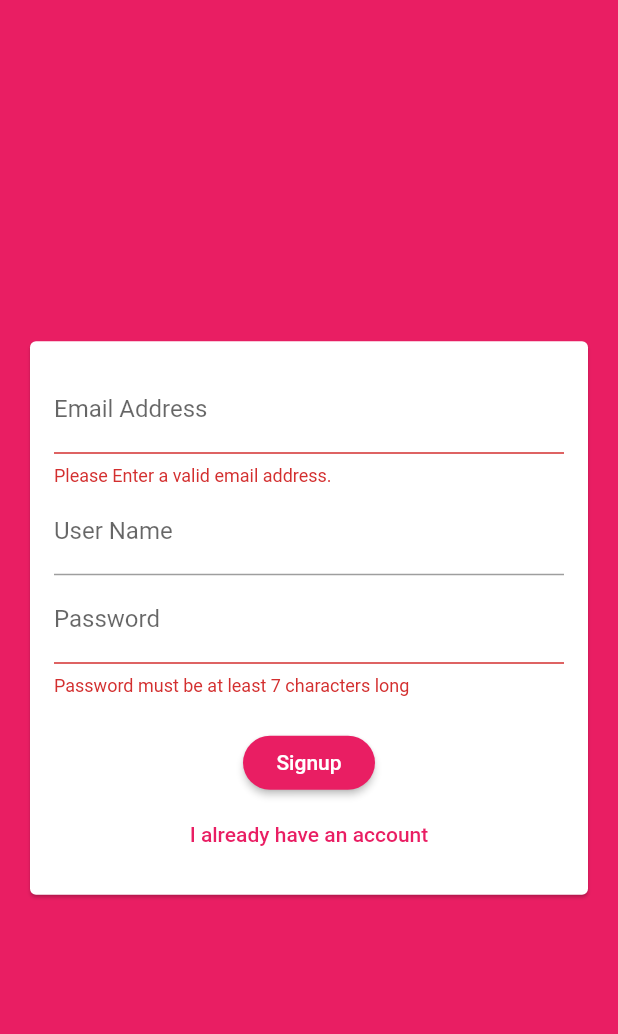
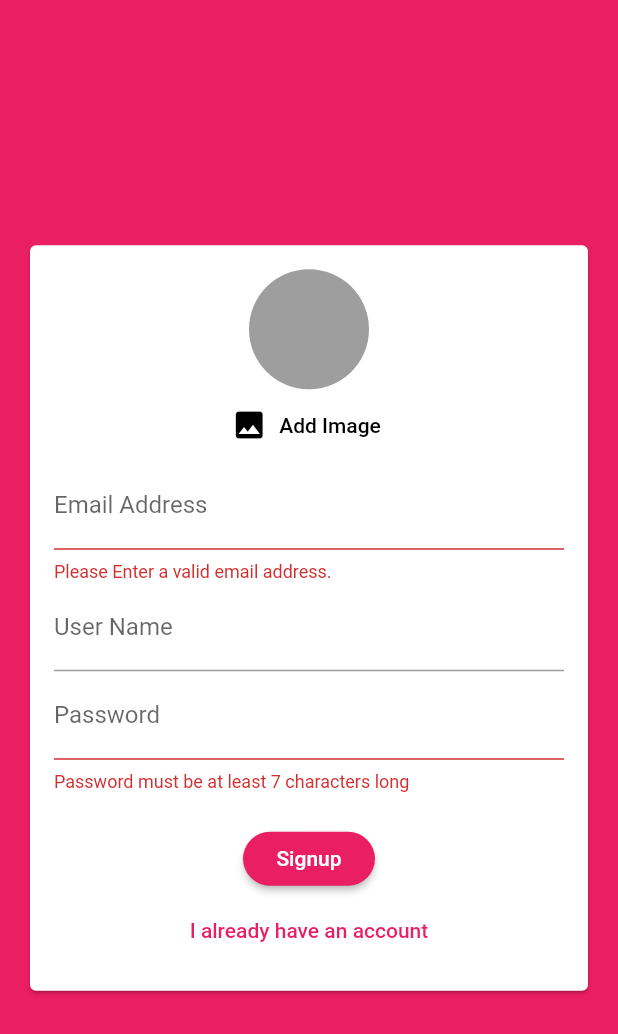
Before and after one commit to gr-rishad/flutter_firebase_chat, a Flutter app: the screen it shows after launch, after a tap on "Login", after a tap on "Create new account", on a phone screen of 412 x 824 dp. Shown: the top 1034 px of the screen. Run offline on Flutter 3.47's test engine with Material 2 defaults, Android fonts, the phone set to English and light mode, and no system bars; our stand-ins replace cloud_firestore, firebase_auth, firebase_core, image_picker; accounts and stored records are empty.

Commit message:
add image picker

```diff
--- a/lib/chat/mssages.dart
+++ b/lib/chat/mssages.dart
@@ -32,7 +32,7 @@ class Messages extends StatelessWidget {
                 itemCount: chatDocs.length,
                 itemBuilder: (ctx, index) => MessageBubble(
                   chatDocs[index]['text'],
-                  chatDocs[index]['userId'],
+                  chatDocs[index]['username'],
                   chatDocs[index]['userId'] == futureSnapshot.data.uid,
                   key: ValueKey(
                     chatSnapshot.data.docs[index],
--- /dev/null
+++ b/lib/pickers/user_image_picker.dart
@@ -0,0 +1,43 @@
+import 'dart:io';
+
+import 'package:flutter/material.dart';
+import 'package:image_picker/image_picker.dart';
+
+class UserImagePicker extends StatefulWidget {
+  @override
+  _UserImagePickerState createState() => _UserImagePickerState();
+}
+
+class _UserImagePickerState extends State<UserImagePicker> {
+  File _pickedImage;
+
+  void _pickImage() async {
+    final pickedImageFile =
+        await ImagePicker.pickImage(source: ImageSource.camera);
+    setState(() {
+      _pickedImage = pickedImageFile;
+    });
+  }
+
+  @override
+  Widget build(BuildContext context) {
+    return Column(
+      children: [
+        CircleAvatar(
+          radius: 40,
+          backgroundColor: Colors.grey,
+          backgroundImage: _pickedImage != null
+              ? FileImage(
+                  _pickedImage,
+                )
+              : null,
+        ),
+        FlatButton.icon(
+          onPressed: _pickImage,
+          icon: Icon(Icons.image),
+          label: Text('Add Image'),
+        ),
+      ],
+    );
+  }
+}
--- a/lib/widgets/auth/auth_form.dart
+++ b/lib/widgets/auth/auth_form.dart
@@ -1,3 +1,4 @@
+import 'package:chat_app/pickers/user_image_picker.dart';
 import 'package:flutter/material.dart';
 
 class AuthForm extends StatefulWidget {
@@ -61,6 +62,7 @@ class _AuthFormState extends State<AuthForm> {
               child: Column(
                 mainAxisSize: MainAxisSize.min,
                 children: [
+                  if (!_isLogin) UserImagePicker(),
                   TextFormField(
                     key: ValueKey('email'),
                     validator: (value) {
--- a/pubspec.yaml
+++ b/pubspec.yaml
@@ -31,6 +31,7 @@ dependencies:
   cloud_firestore: ^0.16.0+1
   firebase_core: ^0.7.0
   firebase_auth: ^0.20.1
+  image_picker: ^0.6.7+22
 
 dev_dependencies:
   flutter_test:
```
Also changed, not shown: lib/chat/message_bubble.dart (+17 -17 lines), lib/chat/new_message.dart (+7 -2 lines), pubspec.lock.
